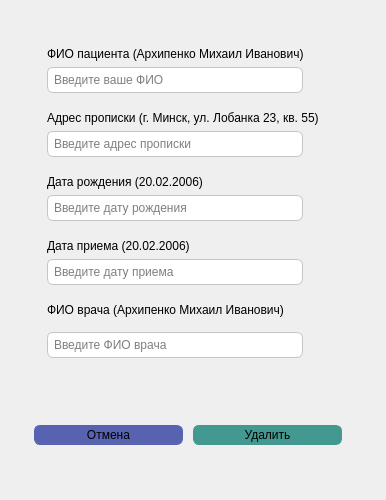
Before: the Qt Designer form lab_2/ui/delete_window.ui in Artemdjdj/PPOIS_4, drawn with Qt 5.
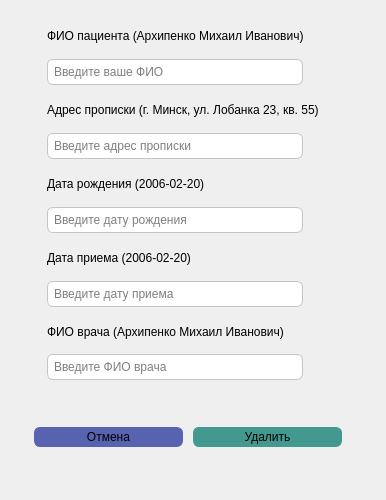
After: the same form once the commit is applied. Icons and pictures are not drawn.

Commit message: [feat] create basic logic to delete records

```diff
--- a/lab_2/ui/delete_window.ui
+++ b/lab_2/ui/delete_window.ui
@@ -47,6 +47,15 @@
          <enum>QFrame::Shadow::Raised</enum>
         </property>
         <layout class="QVBoxLayout" name="verticalLayout_27">
+         <property name="leftMargin">
+          <number>9</number>
+         </property>
+         <property name="topMargin">
+          <number>0</number>
+         </property>
+         <property name="bottomMargin">
+          <number>0</number>
+         </property>
          <item>
           <widget class="QFrame" name="frame_15">
            <property name="styleSheet">
@@ -59,6 +68,12 @@
             <enum>QFrame::Shadow::Raised</enum>
            </property>
            <layout class="QVBoxLayout" name="verticalLayout_18">
+            <property name="topMargin">
+             <number>0</number>
+            </property>
+            <property name="bottomMargin">
+             <number>0</number>
+            </property>
             <item>
              <widget class="QFrame" name="frame_16">
               <property name="styleSheet">
@@ -105,6 +120,22 @@
                     </property>
                    </widget>
                   </item>
+                  <item>
+                   <spacer name="verticalSpacer">
+                    <property name="orientation">
+                     <enum>Qt::Orientation::Vertical</enum>
+                    </property>
+                    <property name="sizeType">
+                     <enum>QSizePolicy::Policy::Fixed</enum>
+                    </property>
+                    <property name="sizeHint" stdset="0">
+                     <size>
+                      <width>20</width>
+                      <height>10</height>
+                     </size>
+                    </property>
+                   </spacer>
+                  </item>
                   <item>
                    <widget class="QFrame" name="frame_32">
                     <property name="frameShape">
@@ -130,7 +161,7 @@
                       <number>0</number>
                      </property>
                      <item>
-                      <widget class="QLineEdit" name="line_edit_user">
+                      <widget class="QLineEdit" name="line_edit_fio_user">
                        <property name="accessibleDescription">
                         <string/>
                        </property>
@@ -186,6 +217,22 @@
                     </property>
                    </widget>
                   </item>
+                  <item>
+                   <spacer name="verticalSpacer_2">
+                    <property name="orientation">
+                     <enum>Qt::Orientation::Vertical</enum>
+                    </property>
+                    <property name="sizeType">
+                     <enum>QSizePolicy::Policy::Fixed</enum>
+                    </property>
+                    <property name="sizeHint" stdset="0">
+                     <size>
+                      <width>20</width>
+                      <height>10</height>
+                     </size>
+                    </property>
+                   </spacer>
+                  </item>
                   <item>
                    <widget class="QFrame" name="frame_34">
                     <property name="frameShape">
@@ -260,10 +307,26 @@
                   <item>
                    <widget class="QLabel" name="label__date_of_birthday">
                     <property name="text">
-                     <string>Дата рождения (20.02.2006)</string>
+                     <string>Дата рождения (2006-02-20)</string>
                     </property>
                    </widget>
                   </item>
+                  <item>
+                   <spacer name="verticalSpacer_3">
+                    <property name="orientation">
+                     <enum>Qt::Orientation::Vertical</enum>
+                    </property>
+                    <property name="sizeType">
+                     <enum>QSizePolicy::Policy::Fixed</enum>
+                    </property>
+                    <property name="sizeHint" stdset="0">
+                     <size>
+                      <width>20</width>
+                      <height>10</height>
+                     </size>
+                    </property>
+                   </spacer>
+                  </item>
                   <item>
                    <widget class="QFrame" name="frame_36">
                     <property name="frameShape">
@@ -341,10 +404,26 @@
                      <string notr="true">border:None;</string>
                     </property>
                     <property name="text">
-                     <string>Дата приема (20.02.2006)</string>
+                     <string>Дата приема (2006-02-20)</string>
                     </property>
                    </widget>
                   </item>
+                  <item>
+                   <spacer name="verticalSpacer_4">
+                    <property name="orientation">
+                     <enum>Qt::Orientation::Vertical</enum>
+                    </property>
+                    <property name="sizeType">
+                     <enum>QSizePolicy::Policy::Fixed</enum>
+                    </property>
+                    <property name="sizeHint" stdset="0">
+                     <size>
+                      <width>20</width>
+                      <height>10</height>
+                     </size>
+                    </property>
+                   </spacer>
+                  </item>
                   <item>
                    <widget class="QFrame" name="frame_38">
                     <property name="frameShape">
@@ -445,7 +524,7 @@
                       <number>0</number>
                      </property>
                      <item>
-                      <widget class="QLineEdit" name="line_edit_fio_doctor">
+                      <widget class="QLineEdit" name="line_edit_doctor">
                        <property name="styleSheet">
                         <string notr="true">border: 1px solid rgb(197, 197, 197);
 border-radius:6px;
@@ -534,7 +613,7 @@
           </widget>
          </item>
          <item>
-          <widget class="QPushButton" name="button_find">
+          <widget class="QPushButton" name="button_delete">
            <property name="styleSheet">
             <string notr="true">background-color:rgb(67, 153, 143);
 border:1px solid rgb(67, 153, 143);
```
The commit also changes 18 other files.
